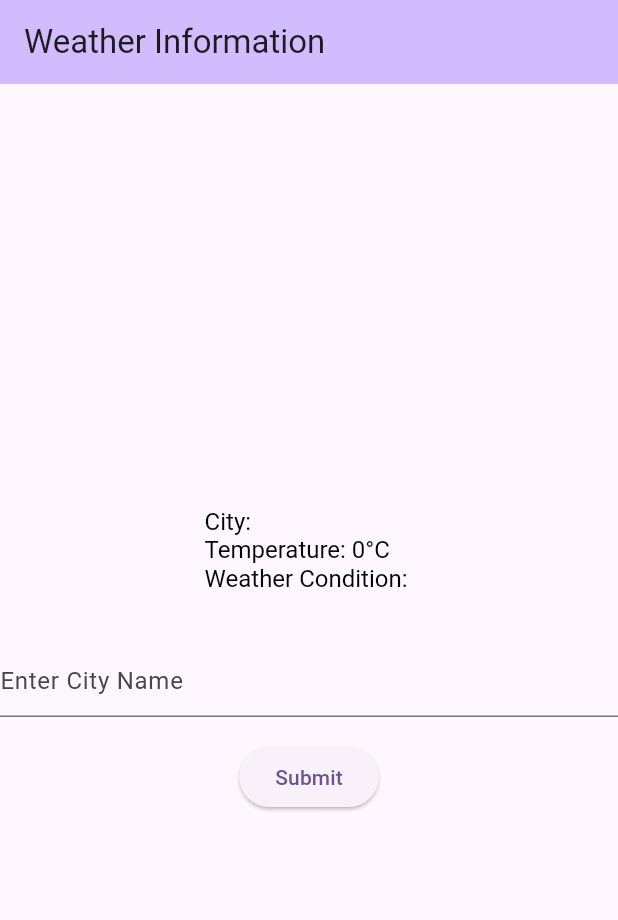
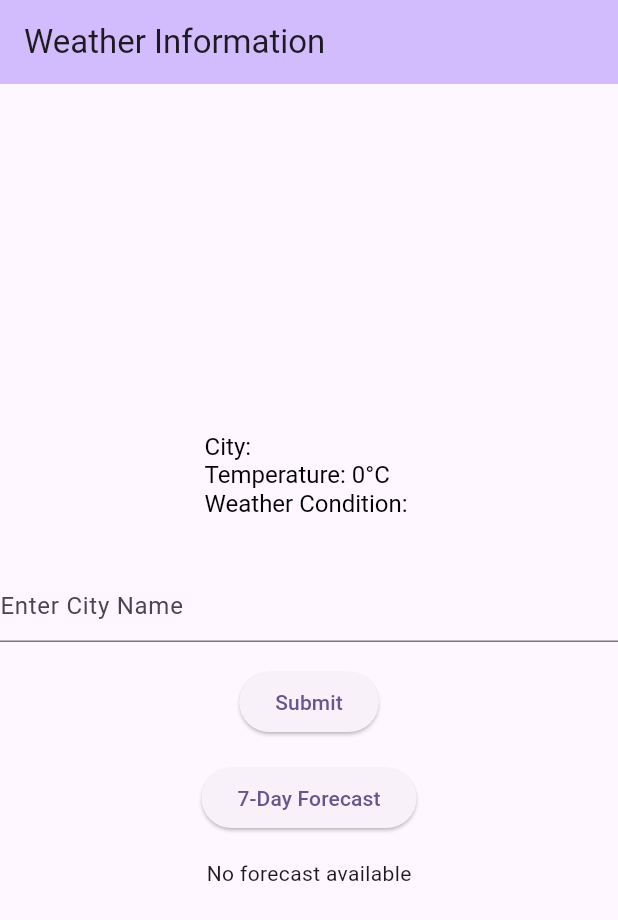
Before and after one commit to RezRak/MADWeatherApp, a Flutter app: the screen it shows after launch, on a phone screen of 412 x 824 dp. Shown: the top 920 px of the screen. Run offline on Flutter 3.47's test engine with Material 3 defaults, Android fonts, the phone set to English and light mode, and no system bars.

Commit message:
Implemented 7-day weather forecast feature

```diff
--- a/lib/main.dart
+++ b/lib/main.dart
@@ -35,6 +35,7 @@ class _MyHomePageState extends State<MyHomePage> {
   int temperature = 0;
   String weatherCondition = '';
   final List<String> wConditions = ["Sunny", "Cloudy", "Rainy"];
+  List<Map<String, dynamic>> forecast = [];
 
   @override
   void initState() {
@@ -56,6 +57,20 @@ class _MyHomePageState extends State<MyHomePage> {
     });
   }
 
+  void generate7DayForecast() {
+    List<Map<String, dynamic>> generatedForecast = [];
+    for (int i = 1; i <= 7; i++) {
+      generatedForecast.add({
+        "day": "Day $i",
+        "temperature": Random().nextInt(15) + 15,
+        "condition": wConditions[Random().nextInt(wConditions.length)]
+      });
+    }
+    setState(() {
+      forecast = generatedForecast;
+    });
+  }
+
   @override
   Widget build(BuildContext context) {
     return Scaffold(
@@ -64,6 +79,7 @@ class _MyHomePageState extends State<MyHomePage> {
         title: Text(widget.title),
       ),
       body: Center(
+        child: SingleChildScrollView(
           child: Column(
             mainAxisAlignment: MainAxisAlignment.center,
             children: <Widget>[
@@ -89,7 +105,39 @@ class _MyHomePageState extends State<MyHomePage> {
                 onPressed: () => updateInfo(_controller.text),
                 child: const Text('Submit'),
               ),
+              const SizedBox(height: 16),
+              ElevatedButton(
+                onPressed: generate7DayForecast,
+                child: const Text('7-Day Forecast'),
+              ),
+              const SizedBox(height: 16),
+              forecast.isNotEmpty
+                  ? Column(
+                      children: [
+                        const Text(
+                          '7-Day Forecast',
+                          style: TextStyle(
+                            fontSize: 20,
+                            fontWeight: FontWeight.bold,
+                          ),
+                        ),
+                        const SizedBox(height: 10),
+                        ...forecast.map((day) {
+                          return Card(
+                            margin: const EdgeInsets.symmetric(
+                                vertical: 5, horizontal: 20),
+                            child: ListTile(
+                              title: Text(day['day']),
+                              subtitle: Text(
+                                  'Temperature: ${day['temperature']}°C\nCondition: ${day['condition']}'),
+                            ),
+                          );
+                        }).toList(),
                       ],
+                    )
+                  : const Text('No forecast available'),
+            ],
+          ),
         ),
       ),
     );
```
Lines whose indentation alone changed are shown as unchanged.
